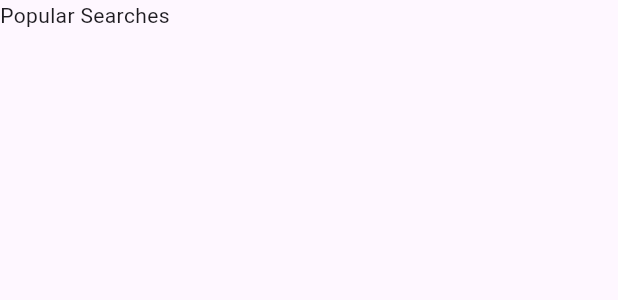
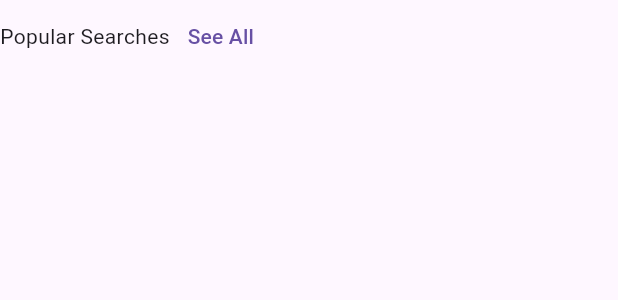
Before and after one commit to JAICHANGPARK/flutter_notebook_chapter_43, a Flutter app: the FoodOrderHomePage widget shown alone on an empty page, opened directly, on a phone screen of 412 x 824 dp. Shown: the top 300 px of the screen. Run offline on Flutter 3.47's test engine with Material 3 defaults, Android fonts, the phone set to English and light mode, and no system bars; our stand-ins replace gap, hugeicons, percent_indicator.

Commit message:
Update food_order_home_page.dart

```diff
--- a/lib/ep2393_food_order_app/ui/home/food_order_home_page.dart
+++ b/lib/ep2393_food_order_app/ui/home/food_order_home_page.dart
@@ -17,10 +17,15 @@ class _FoodOrderHomePageState extends State<FoodOrderHomePage> {
         children: [
           Row(
             children: [
-              Text("Popular Searches")
+              Text("Popular Searches"),
+              TextButton(
+                onPressed: () {},
+                child: Text(
+                  "See All",
+                ),
+              ),
             ],
           )
-
         ],
       ),
     );
```
